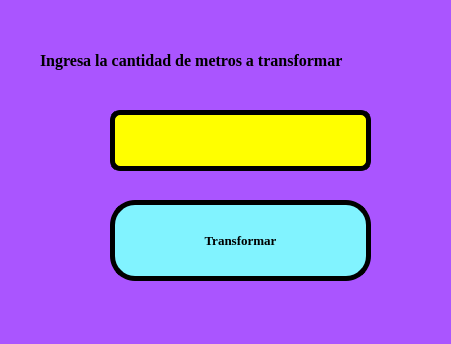
Old version of the form PIP_2025_Eq1/Unidad 1/Ejercicios/E02_Metros_a_Pies.ui in the repository juliancruz98/PIP_2025_Eq1.
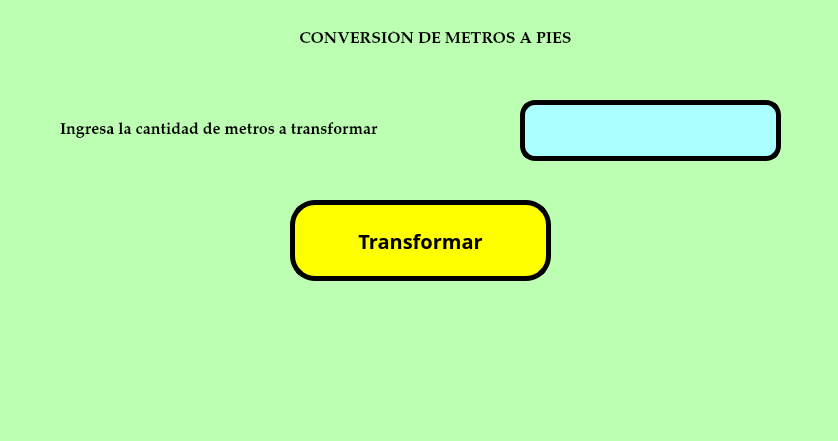
New version of the form.

Diff of the .ui file:
```diff
--- a/PIP_2025_Eq1/Unidad 1/Ejercicios/E02_Metros_a_Pies.ui
+++ b/PIP_2025_Eq1/Unidad 1/Ejercicios/E02_Metros_a_Pies.ui
@@ -6,21 +6,22 @@
    <rect>
     <x>0</x>
     <y>0</y>
-    <width>451</width>
-    <height>344</height>
+    <width>838</width>
+    <height>441</height>
    </rect>
   </property>
   <property name="windowTitle">
    <string>MainWindow</string>
   </property>
   <property name="styleSheet">
-   <string notr="true">background-color: rgb(170, 85, 255);</string>
+   <string notr="true">background-color: rgb(170, 85, 255);
+background-color: rgb(189, 255, 178);</string>
   </property>
   <widget class="QWidget" name="centralwidget">
    <widget class="QPushButton" name="btn_Transformar">
     <property name="geometry">
      <rect>
-      <x>110</x>
+      <x>290</x>
       <y>200</y>
       <width>261</width>
       <height>81</height>
@@ -28,14 +29,14 @@
     </property>
     <property name="font">
      <font>
-      <family>Times New Roman</family>
-      <pointsize>10</pointsize>
+      <family>Sylfaen</family>
+      <pointsize>15</pointsize>
       <weight>75</weight>
       <bold>true</bold>
      </font>
     </property>
     <property name="styleSheet">
-     <string notr="true">background-color: rgb(129, 243, 255);
+     <string notr="true">background-color: rgb(255, 255, 0);
 border-radius: 25px;
 border:  5px solid black;</string>
     </property>
@@ -46,8 +47,8 @@
    <widget class="QLineEdit" name="txt_Metros">
     <property name="geometry">
      <rect>
-      <x>110</x>
-      <y>110</y>
+      <x>520</x>
+      <y>100</y>
       <width>261</width>
       <height>61</height>
      </rect>
@@ -58,23 +59,23 @@
      </font>
     </property>
     <property name="styleSheet">
-     <string notr="true">background-color: rgb(255, 255, 0);
-border-radius:10px;
+     <string notr="true">background-color: rgb(170, 255, 255);
+border-radius: 15px;
 border:  5px solid black;</string>
     </property>
    </widget>
    <widget class="QLabel" name="label">
     <property name="geometry">
      <rect>
-      <x>40</x>
-      <y>40</y>
-      <width>371</width>
+      <x>60</x>
+      <y>110</y>
+      <width>451</width>
       <height>41</height>
      </rect>
     </property>
     <property name="font">
      <font>
-      <family>Times New Roman</family>
+      <family>Palatino Linotype</family>
       <pointsize>12</pointsize>
       <weight>75</weight>
       <bold>true</bold>
@@ -84,6 +85,27 @@
      <string>Ingresa la cantidad de metros a transformar</string>
     </property>
    </widget>
+   <widget class="QLabel" name="label_2">
+    <property name="geometry">
+     <rect>
+      <x>210</x>
+      <y>20</y>
+      <width>451</width>
+      <height>41</height>
+     </rect>
+    </property>
+    <property name="font">
+     <font>
+      <family>Palatino Linotype</family>
+      <pointsize>12</pointsize>
+      <weight>75</weight>
+      <bold>true</bold>
+     </font>
+    </property>
+    <property name="text">
+     <string>&lt;html&gt;&lt;head/&gt;&lt;body&gt;&lt;p align=&quot;center&quot;&gt;CONVERSIÓN DE METROS A PIES&lt;/p&gt;&lt;/body&gt;&lt;/html&gt;</string>
+    </property>
+   </widget>
   </widget>
   <widget class="QMenuBar" name="menubar">
    <property name="geometry">
```
Left out of the diff: 2 changed lines with no effect on the pictures.
